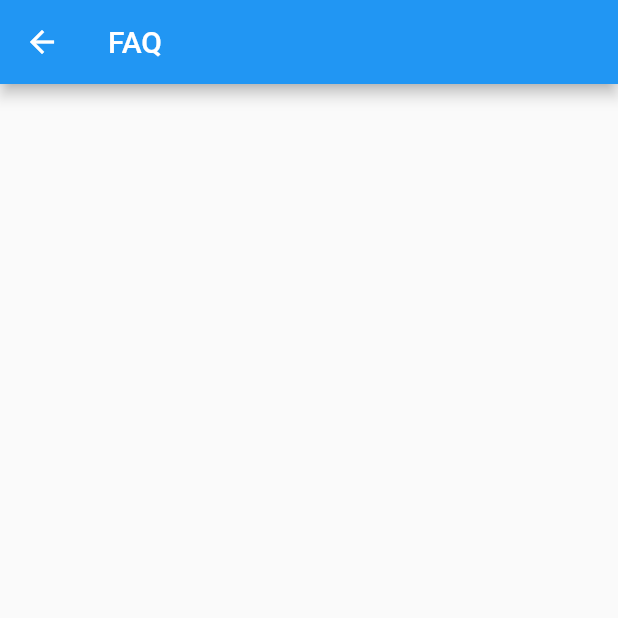
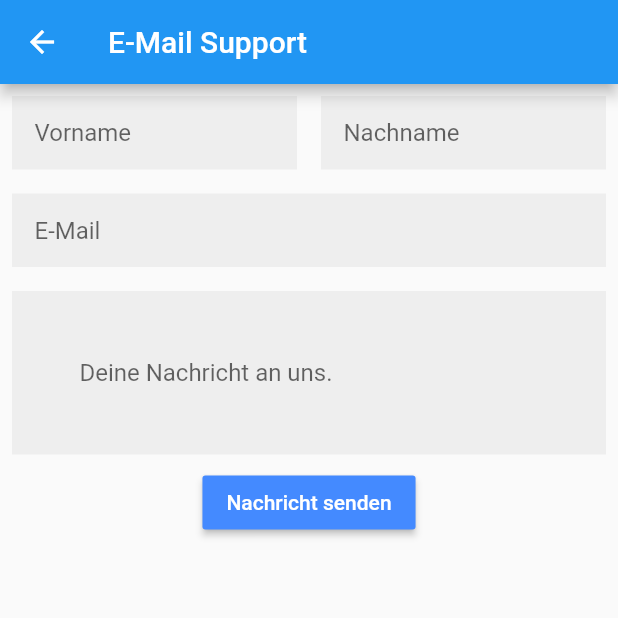
Before and after one commit to AlfredTachi/MyStudyBuddy2020, a Flutter app: the MailSupport screen opened by its route, on a phone screen of 412 x 824 dp, the top half of it. Run offline on Flutter 3.47's test engine with Material 2 defaults, Android fonts, the phone set to English and light mode, and no system bars; our stand-ins replace validators, webview_flutter; missing offline and left inert: flutter_mailer, link.

Commit message:
added UI for support contact

```diff
--- a/lib/support/mail_support.dart
+++ b/lib/support/mail_support.dart
@@ -1,4 +1,19 @@
+import 'package:MyStudyBuddy2/support/my_form.dart';
 import 'package:flutter/material.dart';
+import 'package:validators/validators.dart' as validators;
+import 'package:flutter_mailer/flutter_mailer.dart';
+
+/* final MailOptions mailOptions = MailOptions(
+      body: 'a long body for the email <br> with a subset of HTML',
+      subject: 'the Email Subject',
+      recipients: ['example@example.com'],
+      isHTML: true,
+      bccRecipients: ['other@example.com'],
+      ccRecipients: ['third@example.com'],
+      attachments: [ 'path/to/image.png', ],
+    );
+
+    await FlutterMailer.send(mailOptions);*/
 
 class MailSupport extends StatefulWidget {
   @override
@@ -9,43 +24,14 @@ class MailSupportState extends State<MailSupport> {
   @override
   Widget build(BuildContext context) {
     return Scaffold(
-      appBar: AppBar(
-        title: Text("FAQ"),
-        leading: IconButton(icon:Icon(Icons.arrow_back),
-        onPressed:() => Navigator.pop(context, false),
+        appBar: AppBar(
+      title: Text("E-Mail Support"),
+      leading: IconButton(
+        icon: Icon(Icons.arrow_back),
+        onPressed: () => Navigator.pop(context, false),
       ),
-      /*body:
-      ListView(padding: EdgeInsets.zero, children: [
-        ListTile(
-          leading: Icon(Icons.help),
-          title: Text('MailSupport'),
-          onTap: () {
-            //Navigator.pushNamed(context, '/');
-          },
-        ),
-        ListTile(
-          leading: Icon(Icons.remove_red_eye),
-          title: Text('Schnelleinstieg'),
-          onTap: () {
-            //Navigator.pushNamed(context, '/');
-          },
-        ),
-        ListTile(
-          leading: Icon(Icons.book),
-          title: Text('Nützliche Links'),
-          onTap: () {
-            //Navigator.pushNamed(context, '/');
-          },
-        ),
-         ListTile(
-          leading: Icon(Icons.mail),
-          title: Text('MailSupport'),
-          onTap: () {
-            //Navigator.pushNamed(context, '/');
-          },
-        ),
-      ]),*/
-    )
-    );
+       ),
+       body: MyForm(),
+       );
   }
 }
--- /dev/null
+++ b/lib/support/my_form.dart
@@ -0,0 +1,94 @@
+import 'package:flutter/material.dart';
+import 'package:flutter/rendering.dart';
+//import 'package:validators/validators.dart' as validators;
+
+class MyForm extends StatefulWidget {
+  @override
+  MyFormState createState() => MyFormState();
+}
+
+class MyFormState extends State<MyForm> {
+  final _formKey = GlobalKey<FormState>();
+  @override
+  Widget build(BuildContext context) {
+    final halfMediaWidth = MediaQuery.of(context).size.width / 2.0;
+    return Form(
+      key: _formKey,
+      child: Column(children: <Widget>[
+        Row(
+          crossAxisAlignment: CrossAxisAlignment.start,
+          children: <Widget>[
+            Container(
+              alignment: Alignment.topCenter,
+              width: halfMediaWidth,
+              child: MyTextFormField(
+                hintText: 'Vorname',
+                contentpadding: 15.0,
+              ),
+            ),
+            Container(
+              alignment: Alignment.topCenter,
+              width: halfMediaWidth,
+              child: MyTextFormField(
+                hintText: 'Nachname',
+                contentpadding: 15.0,
+              ),
+            ),
+          ],
+        ),
+        MyTextFormField(
+          hintText: 'E-Mail',
+          isEmail: true,
+          contentpadding: 15.0,
+        ),
+        MyTextFormField(
+          hintText: 'Deine Nachricht an uns.',
+          contentpadding: 45.0,
+        ),
+        RaisedButton(
+            color: Colors.blueAccent,
+            child: Text('Nachricht senden',
+                style: TextStyle(
+                  color: Colors.white,
+                )),
+            onPressed: () {
+              print('Nachricht gesendet.');
+            })
+      ]),
+    );
+  }
+}
+
+class MyTextFormField extends StatelessWidget {
+  final String hintText;
+  final Function validator;
+  final Function onSaved;
+  final bool isEmail;
+  final double contentpadding;
+
+  MyTextFormField(
+      {this.hintText,
+      this.validator,
+      this.onSaved,
+      this.isEmail = false,
+      this.contentpadding});
+
+  @override
+  Widget build(BuildContext context) {
+    return Padding(
+      padding: EdgeInsets.all(8.0),
+      child: TextFormField(
+        decoration: InputDecoration(
+          hintText: hintText,
+          contentPadding: EdgeInsets.all(contentpadding),
+          border: InputBorder.none,
+          filled: true,
+          fillColor: Colors.grey[200],
+        ),
+        validator: validator,
+        onSaved: onSaved,
+        keyboardType: isEmail ? TextInputType.emailAddress : TextInputType.text,
+      ),
+    );
+  }
+}
--- a/lib/support/support.dart
+++ b/lib/support/support.dart
@@ -23,7 +23,7 @@ class SupportState extends State<Support> {
           },
         ),
         ListTile(
-          leading: Icon(Icons.remove_red_eye),
+          leading: Icon(Icons.book),
           title: Text('Schnelleinstieg'),
           onTap: () {
             Navigator.pushNamed(context, '/supportMain/quickaccess');
--- a/pubspec.yaml
+++ b/pubspec.yaml
@@ -26,6 +26,8 @@ dependencies:
   # Use with the CupertinoIcons class for iOS style icons.
   cupertino_icons: ^0.1.2
   link: ^1.0.0 #https://pub.dev/packages/link
+  flutter_mailer: ^0.4.1+1 #https://pub.dev/packages/flutter_mailer
+  validators: ^2.0.0 #https://pub.dev/packages/validators
 
 dev_dependencies:
   flutter_test:
```
Also changed, not shown: pubspec.lock.
